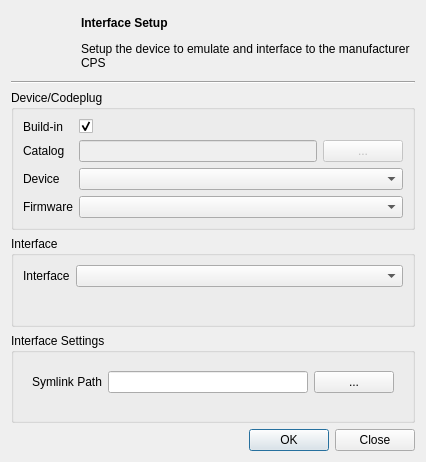
Above: src/setupdialog.ui from dmr-tools/anytone-emu before the change. Below: the same form after it.
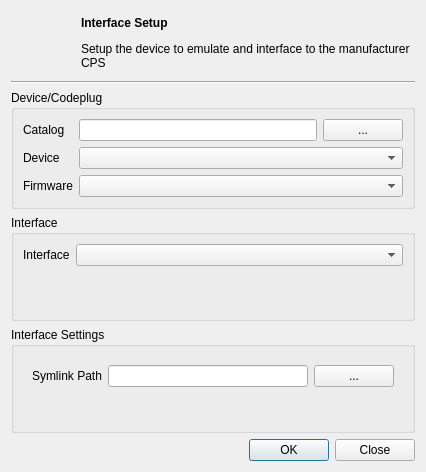
That is the form after the change.

Commit message: Removed build-in catalog from UI.

```diff
--- a/src/setupdialog.ui
+++ b/src/setupdialog.ui
@@ -7,7 +7,7 @@
     <x>0</x>
     <y>0</y>
     <width>426</width>
-    <height>462</height>
+    <height>472</height>
    </rect>
   </property>
   <property name="windowTitle">
@@ -68,42 +68,28 @@
      </property>
      <layout class="QFormLayout" name="formLayout_4">
       <item row="0" column="0">
-       <widget class="QLabel" name="label_4">
-        <property name="text">
-         <string>Build-in</string>
-        </property>
-       </widget>
-      </item>
-      <item row="0" column="1">
-       <widget class="QCheckBox" name="useBuildin">
-        <property name="text">
-         <string/>
-        </property>
-        <property name="checked">
-         <bool>true</bool>
-        </property>
-       </widget>
-      </item>
-      <item row="1" column="0">
        <widget class="QLabel" name="label_5">
         <property name="text">
          <string>Catalog</string>
         </property>
        </widget>
       </item>
-      <item row="1" column="1">
+      <item row="0" column="1">
        <layout class="QHBoxLayout" name="horizontalLayout_2">
         <item>
          <widget class="QLineEdit" name="catalogFile">
           <property name="enabled">
-           <bool>false</bool>
+           <bool>true</bool>
+          </property>
+          <property name="toolTip">
+           <string>Select device catalog file. See https://github.com/dmr-tools/codeplugs.</string>
           </property>
          </widget>
         </item>
         <item>
          <widget class="QPushButton" name="selectCatalogFile">
           <property name="enabled">
-           <bool>false</bool>
+           <bool>true</bool>
           </property>
           <property name="text">
            <string>...</string>
@@ -112,7 +98,14 @@
         </item>
        </layout>
       </item>
-      <item row="2" column="1">
+      <item row="1" column="0">
+       <widget class="QLabel" name="deviceLabel">
+        <property name="text">
+         <string>Device</string>
+        </property>
+       </widget>
+      </item>
+      <item row="1" column="1">
        <widget class="QComboBox" name="deviceSelection">
         <property name="toolTip">
          <string>Select a device to emulate.</string>
@@ -123,22 +116,15 @@
        </widget>
       </item>
       <item row="2" column="0">
-       <widget class="QLabel" name="deviceLabel">
-        <property name="text">
-         <string>Device</string>
-        </property>
-       </widget>
-      </item>
-      <item row="3" column="1">
-       <widget class="QComboBox" name="firmwareSelection"/>
-      </item>
-      <item row="3" column="0">
        <widget class="QLabel" name="label_6">
         <property name="text">
          <string>Firmware</string>
         </property>
        </widget>
       </item>
+      <item row="2" column="1">
+       <widget class="QComboBox" name="firmwareSelection"/>
+      </item>
      </layout>
     </widget>
    </item>
```
Left out of the diff: 8 changed lines with no effect on the pictures. The commit also changes 2 other files.
